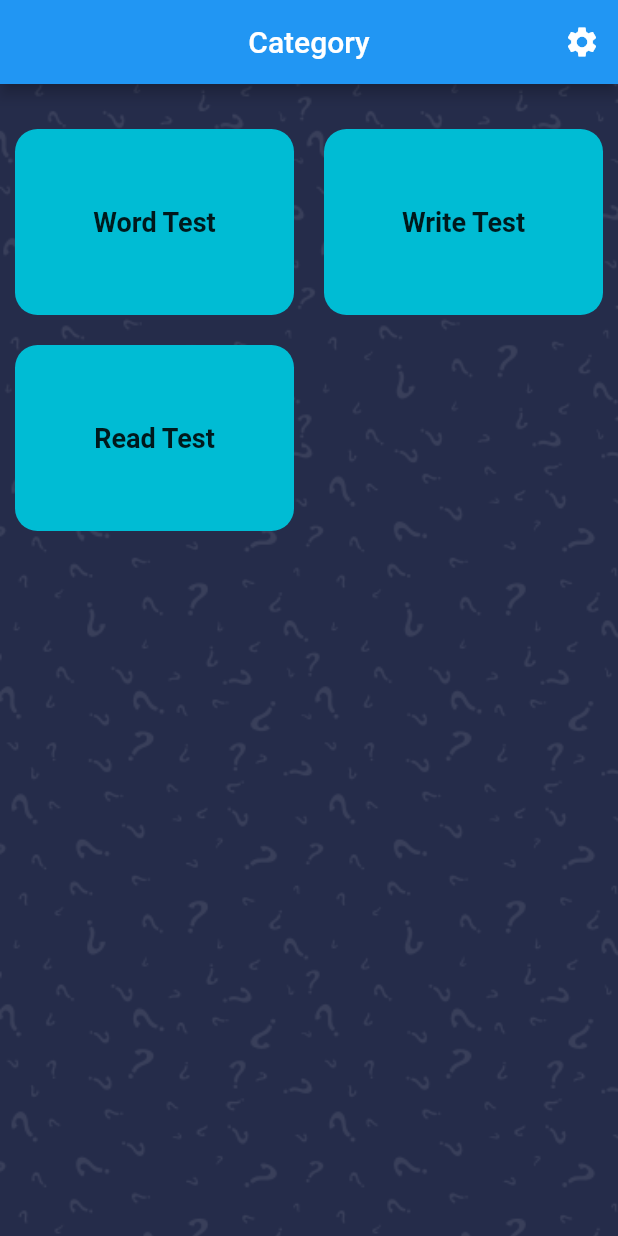
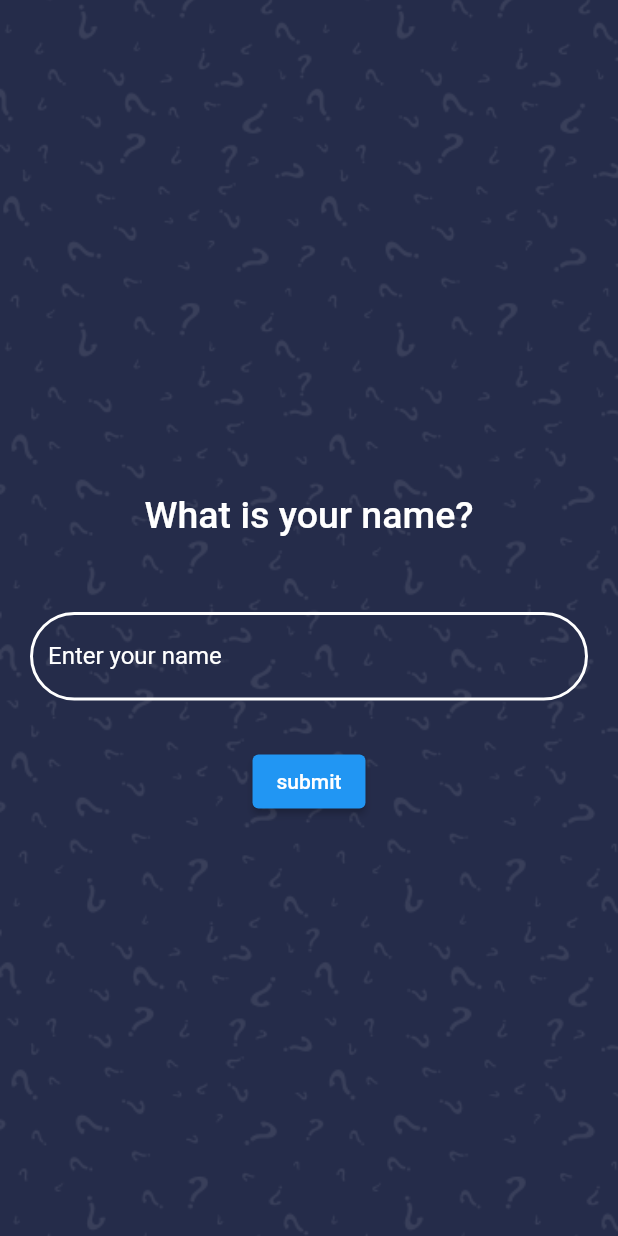
Before and after one commit to trunganhh0609/KorQuizApp, a Flutter app: the screen it shows after launch, on a phone screen of 412 x 824 dp. Run offline on Flutter 3.47's test engine with Material 2 defaults, Android fonts, the phone set to English and light mode, and no system bars; our stand-ins replace audioplayers, flutter_svg, get, group_button.

Commit message:
All chuc nang

```diff
--- a/QuizzApp/quiz_app/lib/Controller/Controller.dart
+++ b/QuizzApp/quiz_app/lib/Controller/Controller.dart
@@ -1,12 +1,22 @@
+import 'package:audioplayers/audioplayers.dart';
 import 'package:get/get.dart';
 
 import '../Model/Question.dart';
-class Controller extends GetxController{
-  List<Q>  questLst = <Q>[].obs;
+
+class Controller extends GetxController {
+  List<Q> questLst = <Q>[].obs;
   List<String> count = <String>[].obs;
-  List<String> answerTxt= <String>[].obs;
+  List<String> answerTxt = <String>[].obs;
   RxString background = ''.obs;
-  List<String> lstBackgound = ['assets/image/img.png','assets/image/img1.jpg','assets/image/img2.png'];
+  List<String> lstBackgound = [
+    'assets/image/img.png',
+    'assets/image/img1.jpg',
+    'assets/image/img2.png'
+  ];
   RxInt timeSet = 0.obs;
-
+  RxString name = ''.obs;
+  RxString testType = ''.obs;
+  AudioPlayer audioPlayer = AudioPlayer();
+  var vol = 1.0;
+  var mute = false;
 }
--- a/QuizzApp/quiz_app/lib/Screen/PreResult.dart
+++ b/QuizzApp/quiz_app/lib/Screen/PreResult.dart
@@ -20,7 +20,7 @@ class PreResult extends StatelessWidget {
     return Scaffold(
         appBar: AppBar(
           automaticallyImplyLeading: true,
-          title: Text('Result Page'),
+          title: Text('titleResult'.tr),
           centerTitle: true,
         ),
         body: Stack(
@@ -35,7 +35,7 @@ class PreResult extends StatelessWidget {
                         appBar.preferredSize.height) *
                         1 /
                         10,
-                    child: Text("Điểm của bạn: ${point * 10 / ctrl.questLst.length}",
+                    child: Text("your point".tr +"${point * 10 / ctrl.questLst.length}",
                         style: TextStyle(fontSize: 30, color: Colors.green))),
                 Text('${point.round()} / ${ctrl.questLst.length}',style: TextStyle(fontSize: 50,color: Colors.white)),
                 ElevatedButton(
@@ -46,7 +46,7 @@ class PreResult extends StatelessWidget {
                           builder: (context) =>
                           Result()));
                     },
-                    child: Text('Xem lại bài test'))
+                    child: Text('review'.tr))
               ],
             ),
           ],
--- a/QuizzApp/quiz_app/lib/Screen/SplashScreen.dart
+++ b/QuizzApp/quiz_app/lib/Screen/SplashScreen.dart
@@ -7,6 +7,7 @@ import 'package:quiz_app/Network/GetData.dart';
 import 'package:quiz_app/Screen/Category.dart';
 import 'package:quiz_app/Screen/Home.dart';
 import 'package:quiz_app/Screen/Quiz.dart';
+import 'package:quiz_app/Screen/TypeName.dart';
 
 import '../Model/Question.dart';
 
@@ -25,7 +26,7 @@ class _SplashScreenState extends State<SplashScreen> {
   gotoHomePage() async {
     await Future.delayed(Duration(seconds: 3), () {});
     Navigator.pushReplacement(
-        context, MaterialPageRoute(builder: (context) => Category()));
+        context, MaterialPageRoute(builder: (context) => TypeName()));
   }
 
   @override
--- /dev/null
+++ b/QuizzApp/quiz_app/lib/Screen/TypeName.dart
@@ -0,0 +1,74 @@
+import 'package:flutter/material.dart';
+import 'package:flutter_svg/svg.dart';
+import 'package:get/get.dart';
+import 'package:group_button/group_button.dart';
+import 'package:quiz_app/Controller/Controller.dart';
+import 'package:quiz_app/Network/GetData.dart';
+import 'package:quiz_app/Screen/Category.dart';
+import 'package:quiz_app/Screen/Quiz.dart';
+
+import '../Model/Question.dart';
+import '../Widget/Background.dart';
+
+class TypeName extends StatefulWidget {
+  @override
+  _TypeNameState createState() => _TypeNameState();
+}
+
+class _TypeNameState extends State<TypeName> {
+  var controller = Get.put(Controller());
+  TextEditingController nameEditingController = TextEditingController();
+
+  @override
+  Widget build(BuildContext context) {
+    controller.background.value = controller.lstBackgound[0];
+    return Scaffold(
+      body: Stack(
+        children: [
+          Background(),
+          Container(
+            margin: EdgeInsets.symmetric(horizontal: 20),
+            child: Column(
+              mainAxisAlignment: MainAxisAlignment.center,
+              children: [
+                Container(
+                    margin: EdgeInsets.symmetric(vertical: 50),
+                    child: Text('type name'.tr,
+                        style: TextStyle(
+                            fontSize: 25,
+                            fontWeight: FontWeight.w500,
+                            color: Colors.white))),
+                TextField(
+                  style: TextStyle(color: Colors.white),
+                  controller: nameEditingController,
+                  onChanged: (name) {
+                    setState(() {
+                      controller.name.value = name;
+                    });
+                  },
+                  decoration: InputDecoration(
+                      enabledBorder: OutlineInputBorder(
+                          borderSide:
+                              BorderSide(color: Colors.white, width: 2.0),
+                          borderRadius: BorderRadius.circular(30)),
+                      labelText: "label text".tr,
+                      labelStyle: TextStyle(color: Colors.white)),
+                ),
+                Container(
+                  margin: EdgeInsets.only(top: 30),
+                  child: ElevatedButton(
+                    child: Text('submit'.tr),
+                    onPressed: () {
+                      Navigator.pushReplacement(context,
+                          MaterialPageRoute(builder: (context) => Category()));
+                    },
+                  ),
+                )
+              ],
+            ),
+          ),
+        ],
+      ),
+    );
+  }
+}
```
Also changed, not shown: QuizzApp/quiz_app/lib/Model/CategoryModel.dart (added, +18 -0 lines), QuizzApp/quiz_app/lib/Model/Question.dart (+4 -4 lines), QuizzApp/quiz_app/lib/Network/GetData.dart (+42 -2 lines), QuizzApp/quiz_app/lib/Screen/Category.dart (+79 -103 lines), QuizzApp/quiz_app/lib/Screen/Home.dart (+16 -9 lines), QuizzApp/quiz_app/lib/Screen/Quiz.dart (+44 -31 lines), QuizzApp/quiz_app/lib/Screen/Result.dart (+5 -5 lines), QuizzApp/quiz_app/lib/Translate/translation.dart (+58 -9 lines), QuizzApp/quiz_app/lib/Widget/Setting.dart (added, +85 -0 lines).
